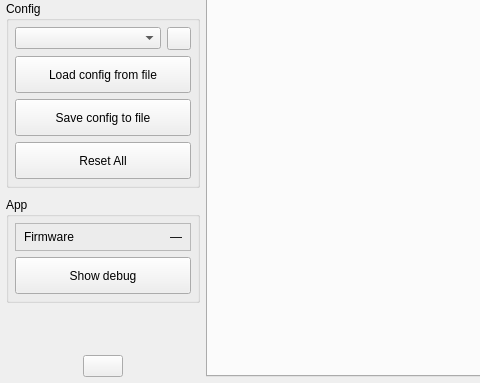
This is src/mainwindow.ui in anpeaco/FreeJoyXConfiguratorQt as Qt 5 draws it before an edit; both pictures show x 0 to 480 and y 312 to 695 of the 1180 by 695 pixel window. The edited form follows.
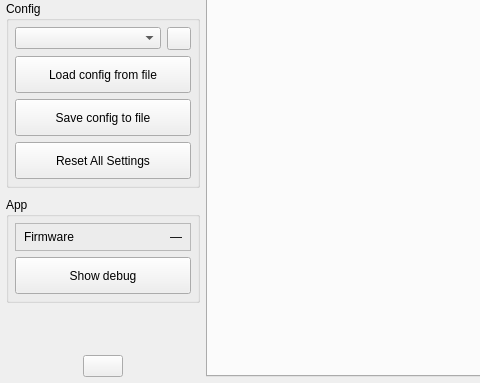
This is the edited form. Icons and pictures are not drawn. Custom widgets are drawn as their Qt base class.

Commit message: Reset All: confirmation dialog + clarify scope (configurator #3)

```diff
--- a/src/mainwindow.ui
+++ b/src/mainwindow.ui
@@ -387,7 +387,8 @@
           <item>
            <widget class="QPushButton" name="pushButton_ResetAllPins">
             <property name="minimumSize"><size><width>165</width><height>37</height></size></property>
-            <property name="text"><string>Reset All</string></property>
+            <property name="text"><string>Reset All Settings</string></property>
+            <property name="toolTip"><string>Resets every setting (pins, axes, buttons, encoders, sensors, USB identity, gestures, logic, LEDs, shifts &amp; timers) to factory defaults. The change is in-memory only — click Write Config to apply it to the connected device.</string></property>
             <property name="checked"><bool>false</bool></property>
            </widget>
           </item>
```
The commit also changes 1 other file.
